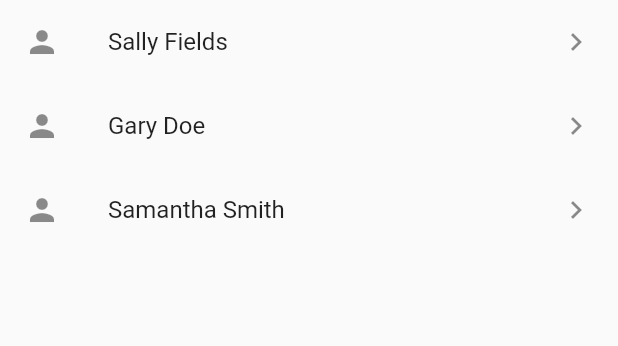
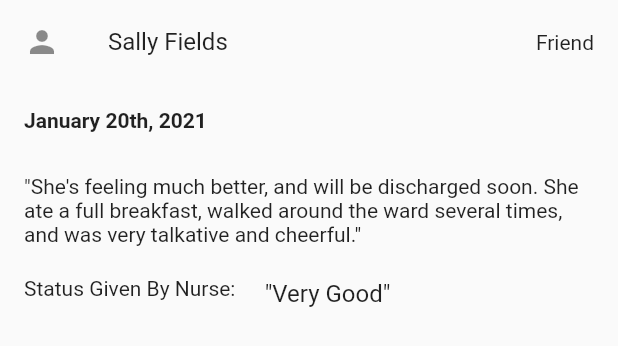
Before and after one commit to IvanIsCoding/Farmaci.ai, a Flutter app: the Allies widget shown alone on an empty page, opened directly, on a phone screen of 412 x 824 dp. Shown: the top 346 px of the screen. Run offline on Flutter 3.47's test engine with Material 2 defaults, Android fonts, the phone set to English and light mode, and no system bars.

Commit message:
Patient update

```diff
--- a/lib/allies.dart
+++ b/lib/allies.dart
@@ -1,59 +1,66 @@
 import 'globals.dart' as globals;
+import 'homepage.dart';
 import 'patient.dart';
 import 'package:flutter/material.dart';
 //import './mainpage.dart';
 
 /* Widget for Friends & Family Page */
-
 class Allies extends StatefulWidget {
   @override
   _AlliesState createState() => _AlliesState();
 }
 
 class _AlliesState extends State<Allies> {
+  State<MyHomePage> homePageRef;
   @override
   Widget build(BuildContext context) {
     var friendList;
+    int patientIndex = 0;
     friendList = new List<Patient>(5);
     friendList[0] = new Patient(
         "Sally Fields", // name
         "Friend", // relationship
-        DateTime(2021, 01, 06),
-        "She's feeling much better, and will be discharged soon",
+        "January 20th, 2021",
+        "She's feeling much better, and will be discharged soon. She ate a full breakfast, walked around the ward several times, and was very talkative and cheerful.",
         "Very Good");
 
     friendList[1] = new Patient(
         "Gary Doe", // name
         "Relative", // relationship
-        DateTime(2021, 01, 02),
+        "January 9th, 2021",
         "His breathing and appetite has improved. His spirits are up.",
         "Good, and Improving");
 
     friendList[2] = new Patient(
         "Samantha Smith", // name
         "Friend", // relationship
-        DateTime(2021, 02, 05),
+        "February 4th, 2021",
         "Her surgery went very well, and she's recovering very well.",
         "Very Good");
 
-    Widget showPatient(int patientIndex) {
+    //Widget showPatient() {
     return Column(children: <Widget>[
       ListTile(
           leading: Icon(Icons.person_sharp),
           title: Text(friendList[patientIndex].name),
           trailing: Text(friendList[patientIndex].relationship)),
       ListTile(
-          leading: Text(friendList[patientIndex].date),
+        leading: Text(
+          friendList[patientIndex].date,
+          style: TextStyle(fontWeight: FontWeight.bold),
+        ),
       ),
       ListTile(
-          title: Text(friendList[patientIndex].summary),
+        leading: Text("\"" + friendList[patientIndex].summary + "\""),
       ),
       ListTile(
         leading: Text("Status Given By Nurse: "),
-          title: Text(friendList[patientIndex].status),
+        title: Text("\"" + friendList[patientIndex].status + "\""),
       )
     ]);
-    }
+    //}
+
+    patientIndex = 0;
 
     return ListView(
       children: <Widget>[
@@ -62,7 +69,8 @@ class _AlliesState extends State<Allies> {
           title: Text(friendList[0].name),
           trailing: Icon(Icons.keyboard_arrow_right),
           onTap: () {
-            setState(() => showPatient(0));
+            patientIndex = 0;
+            setState(() {});
           },
         ),
         ListTile(
@@ -70,7 +78,8 @@ class _AlliesState extends State<Allies> {
           title: Text(friendList[1].name),
           trailing: Icon(Icons.keyboard_arrow_right),
           onTap: () {
-            setState(() => showPatient(1));
+            patientIndex = 1;
+            setState(() {});
           },
         ),
         ListTile(
@@ -78,7 +87,8 @@ class _AlliesState extends State<Allies> {
           title: Text(friendList[2].name),
           trailing: Icon(Icons.keyboard_arrow_right),
           onTap: () {
-            setState(() => showPatient(2));
+            patientIndex = 2;
+            setState(() {});
           },
         ),
       ],
--- a/lib/globals.dart
+++ b/lib/globals.dart
@@ -1,7 +1,6 @@
 library my_prj.globals;
 
 import 'patient.dart';
-import 'patientUpdate.dart';
 
 String name = 'John Doe';
 String appName = "Health.loop";
--- a/lib/patient.dart
+++ b/lib/patient.dart
@@ -1,33 +1,18 @@
-import "./patientUpdate.dart";
-
 /* Tracked patient in friend's list */
 
 class Patient {
   String name;
   String relationship;
-  PatientUpdate update;
+  String date;
+  String summary;
+  String status;
 
-  Patient(String name, String relationship, DateTime date, String summary,
+  Patient(String name, String relationship, String date, String summary,
       String status) {
     this.name = name;
     this.relationship = relationship;
-    this.update = update;
-    this.update = new PatientUpdate(date, summary, status);
-  }
-
-  void statusUpdate(PatientUpdate update) {
-    this.update = update;
-  }
-
-  DateTime date() {
-    return this.update.date;
-  }
-
-  String summary() {
-    return this.update.summary;
-  }
-
-  String status() {
-    return this.update.status;
+    this.date = date;
+    this.summary = summary;
+    this.status = status;
   }
 }
--- a/lib/patientUpdate.dart
+++ /dev/null
@@ -1,13 +0,0 @@
-/* Holds information for a patient's medical update */
-
-class PatientUpdate {
-  DateTime date;
-  String summary;
-  String status;
-
-  PatientUpdate(DateTime date, String summary, String status) {
-    this.date = date;
-    this.summary = summary;
-    this.status = status;
-  }
-}
```
Also changed, not shown: lib/alerts.dart (line endings or trailing spaces). Lines whose indentation alone changed are shown as unchanged.
